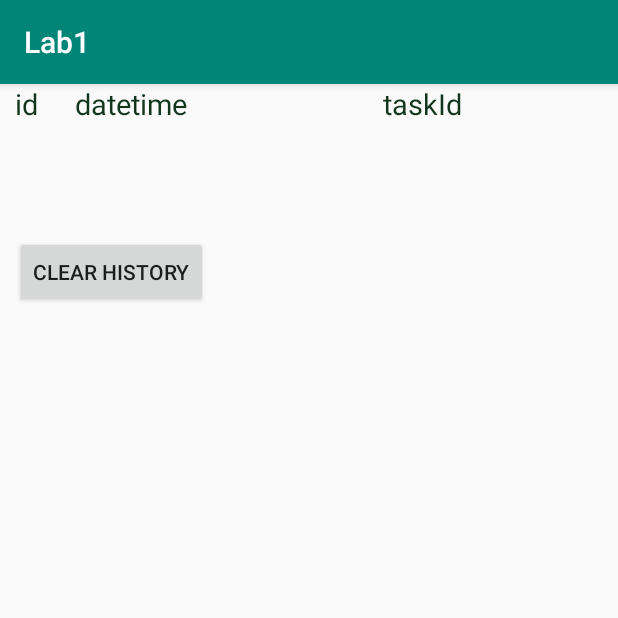
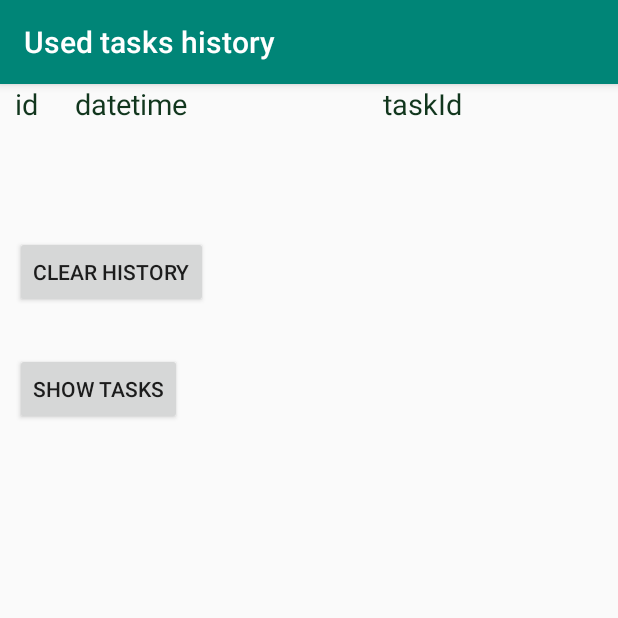
Before and after one commit to janglaide/KotlinLab, an Android app: the HistoryActivity screen opened directly, with no data from a screen before it, on a phone screen of 412 x 824 dp, the top half of it. Run offline under Robolectric (Android 15) with nearby library versions, the phone set to English and light mode, and no system bars; 3 statements that could not run were skipped.

```diff
--- a/app/src/main/AndroidManifest.xml
+++ b/app/src/main/AndroidManifest.xml
@@ -9,7 +9,8 @@
         android:roundIcon="@mipmap/ic_launcher_round"
         android:supportsRtl="true"
         android:theme="@style/AppTheme">
-        <activity android:name=".HistoryActivity"></activity>
+        <activity android:name=".TasksActivity"></activity>
+        <activity android:name=".HistoryActivity" />
         <activity android:name=".MainActivity">
             <intent-filter>
                 <action android:name="android.intent.action.MAIN" />
--- a/app/src/main/java/com/example/lab1/HistoryActivity.kt
+++ b/app/src/main/java/com/example/lab1/HistoryActivity.kt
@@ -13,6 +13,9 @@ class HistoryActivity : AppCompatActivity() {
         super.onCreate(savedInstanceState)
 
         setContentView(R.layout.activity_history)
+
+        val actionBar = supportActionBar
+        actionBar!!.title = "Used tasks history"
 
         getHistory()
     }
@@ -47,14 +50,18 @@ class HistoryActivity : AppCompatActivity() {
 
     }
 
+    fun onShowTasksClicked(view: View){
+        onPause()
+
+        val intent = Intent(this, TasksActivity::class.java)
+        startActivity(intent)
+    }
+
     fun onClearHistoryClicked(view: View){
         setResult(Activity.RESULT_OK)
         finish()
 
         val db = DBOpenHelperHistory(this, null)
         db.deleteAll()
-
-        val intent = Intent(this, MainActivity::class.java)
-        startActivity(intent)
     }
 }
--- a/app/src/main/res/layout/activity_history.xml
+++ b/app/src/main/res/layout/activity_history.xml
@@ -26,5 +26,15 @@
         android:onClick="onClearHistoryClicked">
 
     </Button>
+    <Button
+        android:layout_width="wrap_content"
+        android:layout_height="wrap_content"
+        android:text="@string/show_tasks"
+        android:layout_marginTop="30sp"
+        android:layout_marginLeft="@dimen/button_left_margin"
+        android:layout_marginStart="@dimen/button_left_margin"
+        android:onClick="onShowTasksClicked"
+>
 
+    </Button>
 </LinearLayout>
--- a/app/src/main/res/values/strings.xml
+++ b/app/src/main/res/values/strings.xml
@@ -13,6 +13,7 @@
     <string name="history">History</string>
     <string name="back">Back</string>
     <string name="clear_history">Clear history</string>
+    <string name="show_tasks">Show tasks</string>
     <string-array name="tasks">
         <item>
 Describe all present tenses using examples</item>
```
Also changed, not shown: app/src/main/java/com/example/lab1/TasksActivity.kt (added, +44 -0 lines), app/src/main/res/layout/activity_tasks.xml (added, +19 -0 lines).
